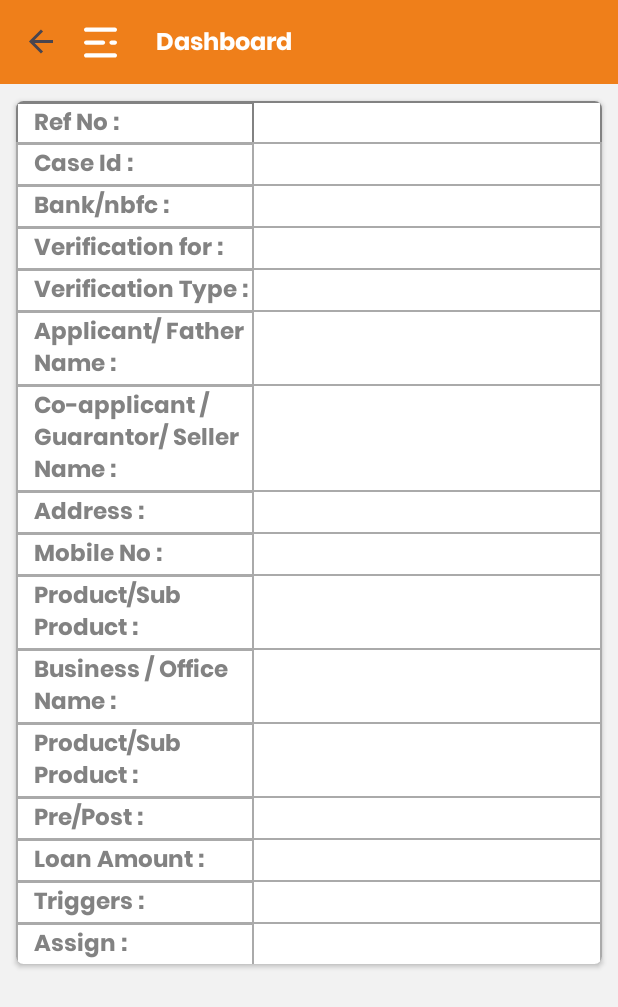
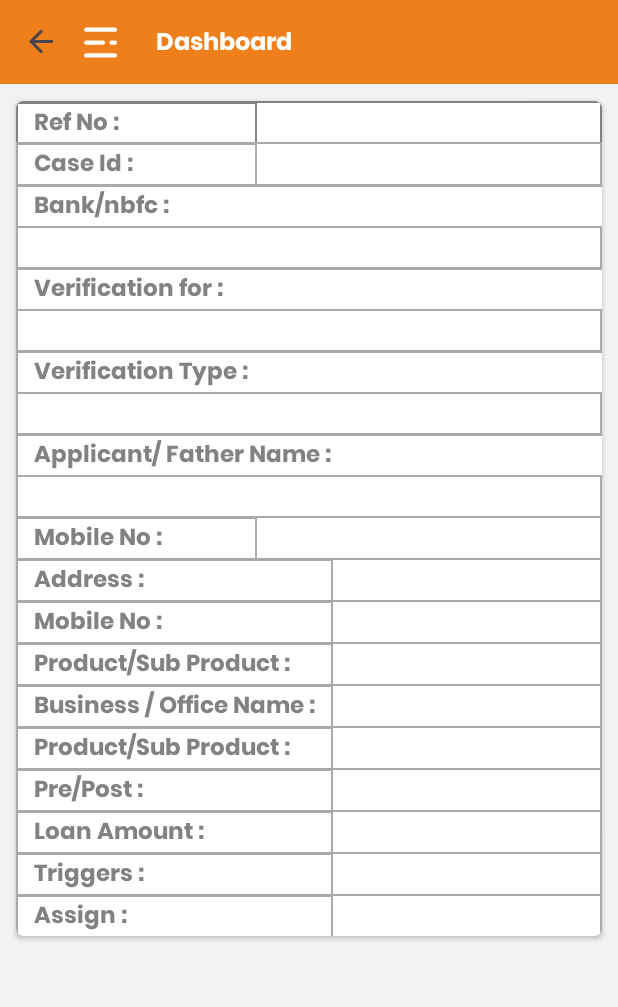
Before and after one commit to vaghelachirag/SquemishRcuApp, an Android app built with Jetpack Compose: the FragmentBasicInformation screen opened through its navigation route, on a phone screen of 412 x 824 dp. Shown: the top 1007 px of the screen. Run offline under Robolectric (Android 15) with nearby library versions, the light colour scheme and no system bars; our stand-ins replace RxJava, data binding, navigation-ui, sdp/ssp sizes; network calls fail; pictures from the network do not load; 4 statements that could not run were skipped.

Commit message:
Final Code of Version_1.0

```diff
--- a/app/src/main/res/layout/fragment_basic_information.xml
+++ b/app/src/main/res/layout/fragment_basic_information.xml
@@ -60,12 +60,12 @@
 
                                     <com.squmish.rcuapp.widget.HeaderText
                                         android:id="@+id/textView1"
-                                        android:layout_width="@dimen/_120sdp"
+                                        android:layout_width="wrap_content"
                                         android:layout_height="match_parent"
                                         android:layout_marginBottom="0dp"
                                         android:layout_marginLeft="1dp"
                                         android:layout_marginTop="1dp"
-                                        android:layout_weight="0"
+                                        android:layout_weight="10"
                                         android:paddingLeft="@dimen/_8sdp"
                                         android:gravity="center_vertical"
                                         android:layout_gravity="center_vertical"
@@ -103,7 +103,7 @@
                                         android:layout_marginLeft="1dp"
                                         android:layout_marginTop="1dp"
                                         android:layout_marginBottom="0dp"
-                                        android:layout_weight="0"
+                                        android:layout_weight="10"
                                         android:background="@color/white"
                                         android:gravity="center_vertical"
                                         android:paddingLeft="@dimen/_8sdp"
@@ -135,13 +135,13 @@
                                     android:background="@android:color/darker_gray" >
 
                                     <com.squmish.rcuapp.widget.HeaderText
-                                        android:layout_width="@dimen/_120sdp"
+                                        android:layout_width="match_parent"
                                         android:layout_height="match_parent"
                                         android:layout_gravity="center_vertical"
                                         android:layout_marginLeft="1dp"
                                         android:layout_marginTop="1dp"
                                         android:layout_marginBottom="0dp"
-                                        android:layout_weight="0"
+                                        android:layout_weight="1"
                                         android:background="@color/white"
                                         android:gravity="center_vertical"
                                         android:paddingLeft="@dimen/_8sdp"
@@ -149,6 +149,13 @@
                                         android:textAppearance="?android:attr/textAppearanceMedium"
                                         android:textColor="@color/gray_323232"
                                         android:textSize="@dimen/_12sdp" />
+
+
+                                </TableRow>
+                                <TableRow
+                                    android:layout_width="wrap_content"
+                                    android:layout_height="wrap_content"
+                                    android:background="@android:color/darker_gray" >
 
                                     <com.squmish.rcuapp.widget.SmallText
                                         android:layout_width="wrap_content"
@@ -167,8 +174,8 @@
                                         android:textColor="@color/gray_323232"
                                         android:textAppearance="?android:attr/textAppearanceMedium" />
 
+
                                 </TableRow>
-
 
                                 <TableRow
                                     android:layout_width="wrap_content"
@@ -176,12 +183,12 @@
                                     android:background="@android:color/darker_gray" >
 
                                     <com.squmish.rcuapp.widget.HeaderText
-                                        android:layout_width="@dimen/_120sdp"
+                                        android:layout_width="match_parent"
                                         android:layout_height="match_parent"
                                         android:layout_marginBottom="0dp"
                                         android:layout_marginLeft="1dp"
                                         android:layout_marginTop="1dp"
-                                        android:layout_weight="0"
+                                        android:layout_weight="1"
                                         android:background="@color/white"
                                         android:gravity="center_vertical"
                                         android:layout_gravity="center_vertical"
@@ -190,6 +197,15 @@
                                         android:textColor="@color/gray_323232"
                                         android:text="@string/verificationFor"
                                         android:textAppearance="?android:attr/textAppearanceMedium" />
+
+
+
+                                </TableRow>
+
+                                <TableRow
+                                    android:layout_width="wrap_content"
+                                    android:layout_height="wrap_content"
+                                    android:background="@android:color/darker_gray" >
 
                                     <com.squmish.rcuapp.widget.SmallText
                                         android:layout_width="wrap_content"
@@ -209,21 +225,19 @@
                                         android:textAppearance="?android:attr/textAppearanceMedium" />
 
                                 </TableRow>
-
-
                                 <TableRow
                                     android:layout_width="wrap_content"
                                     android:layout_height="wrap_content"
                                     android:background="@android:color/darker_gray" >
 
                                     <com.squmish.rcuapp.widget.HeaderText
-                                        android:layout_width="@dimen/_120sdp"
+                                        android:layout_width="match_parent"
                                         android:layout_height="match_parent"
                                         android:layout_gravity="center_vertical"
                                         android:layout_marginLeft="1dp"
                                         android:layout_marginTop="1dp"
                                         android:layout_marginBottom="0dp"
-                                        android:layout_weight="0"
+                                        android:layout_weight="1"
                                         android:background="@color/white"
                                         android:gravity="center_vertical"
                                         android:paddingLeft="@dimen/_8sdp"
@@ -231,6 +245,14 @@
                                         android:textAppearance="?android:attr/textAppearanceMedium"
                                         android:textColor="@color/gray_323232"
                                         android:textSize="@dimen/_12sdp" />
+
+
+                                </TableRow>
+                                <TableRow
+                                    android:layout_width="wrap_content"
+                                    android:layout_height="wrap_content"
+                                    android:background="@android:color/darker_gray" >
+
 
                                     <com.squmish.rcuapp.widget.SmallText
                                         android:layout_width="wrap_content"
@@ -240,13 +262,12 @@
                                         android:layout_marginTop="1dp"
                                         android:layout_marginRight="1dp"
                                         android:layout_weight="6"
-                                       android:background="@color/white"
+                                        android:background="@color/white"
                                         android:gravity="center"
                                         android:textSize="@dimen/_12sdp"
                                         android:text="@={viewModel.verificationType}"
                                         android:textColor="@color/gray_323232"
                                         android:textAppearance="?android:attr/textAppearanceMedium" />
-
                                 </TableRow>
 
                                 <TableRow
@@ -255,12 +276,12 @@
                                     android:background="@android:color/darker_gray" >
 
                                     <com.squmish.rcuapp.widget.HeaderText
-                                        android:layout_width="@dimen/_120sdp"
+                                        android:layout_width="match_parent"
                                         android:layout_height="match_parent"
                                         android:layout_marginLeft="1dp"
                                         android:layout_marginTop="1dp"
                                         android:layout_marginBottom="0dp"
-                                        android:layout_weight="0"
+                                        android:layout_weight="1"
                                        android:background="@color/white"
                                         android:gravity="center_vertical"
                                         android:layout_gravity="center_vertical"
@@ -270,6 +291,14 @@
                                         android:textColor="@color/gray_323232"
                                         android:textSize="@dimen/_12sdp" />
 
+
+                                </TableRow>
+
+                                <TableRow
+                                    android:layout_width="wrap_content"
+                                    android:layout_height="wrap_content"
+                                    android:background="@android:color/darker_gray" >
+
                                     <com.squmish.rcuapp.widget.SmallText
                                         android:layout_width="wrap_content"
                                         android:layout_height="match_parent"
@@ -278,7 +307,7 @@
                                         android:layout_marginTop="1dp"
                                         android:layout_marginRight="1dp"
                                         android:layout_weight="6"
-                                       android:background="@color/white"
+                                        android:background="@color/white"
                                         android:gravity="center"
                                         android:textSize="@dimen/_12sdp"
                                         android:paddingRight="@dimen/_2sdp"
@@ -300,12 +329,12 @@
                                         android:layout_marginLeft="1dp"
                                         android:layout_marginTop="1dp"
                                         android:layout_marginBottom="0dp"
-                                        android:layout_weight="0"
+                                        android:layout_weight="10"
                                        android:background="@color/white"
                                         android:gravity="center_vertical"
                                         android:layout_gravity="center_vertical"
                                         android:paddingLeft="@dimen/_8sdp"
-                                        android:text="@string/coapplicant"
+                                        android:text="@string/mobileNumber"
                                         android:textAppearance="?android:attr/textAppearanceMedium"
                                         android:textColor="@color/gray_323232"
                                         android:textSize="@dimen/_12sdp" />
@@ -323,7 +352,7 @@
                                         android:textSize="@dimen/_12sdp"
                                         android:paddingRight="@dimen/_2sdp"
                                         android:paddingLeft="@dimen/_2sdp"
-                                        android:text="@={viewModel.coapplicant}"
+                                        android:text="@={viewModel.applicantMobileNumber}"
                                         android:textColor="@color/gray_323232"
                                         android:textAppearance="?android:attr/textAppearanceMedium" />
 
--- a/app/src/main/res/layout/loginscreen.xml
+++ b/app/src/main/res/layout/loginscreen.xml
@@ -167,7 +167,7 @@
                 android:layout_height="wrap_content"
                 android:layout_marginStart="@dimen/_3sdp"
                 android:gravity="center_vertical"
-                android:text="Remember"
+                android:text="Remember Password"
                 android:textColor="@color/black2"
                 android:textSize="12sp"
                 app:layout_constraintBottom_toBottomOf="@+id/chkRememberPassword"
```
